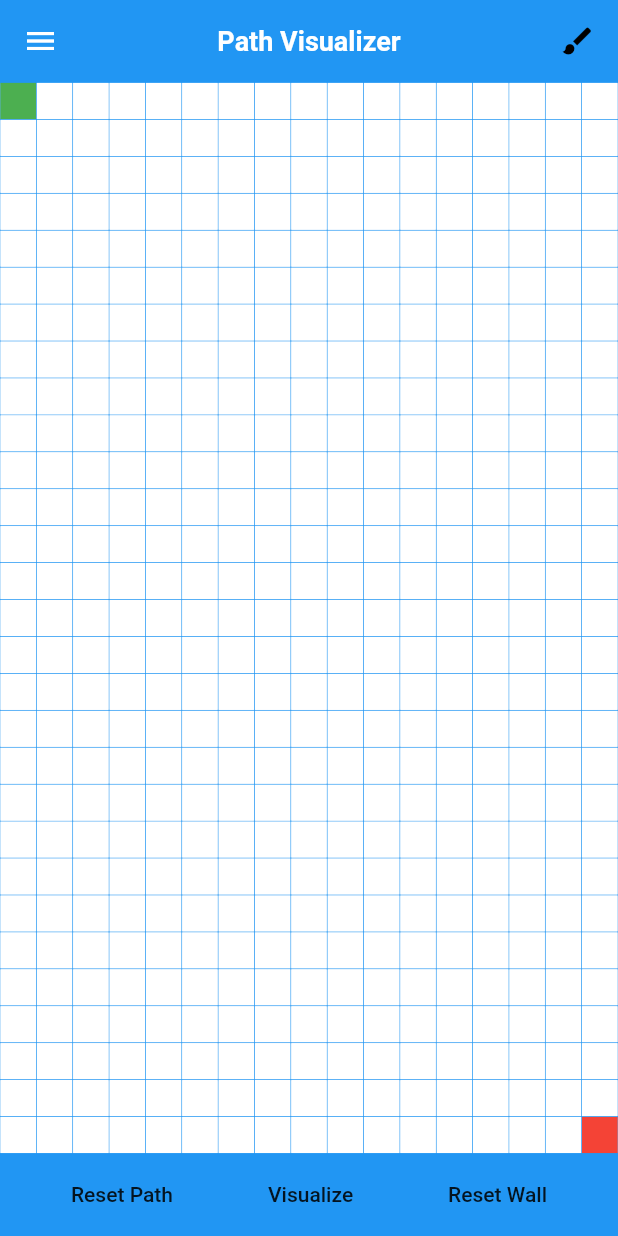
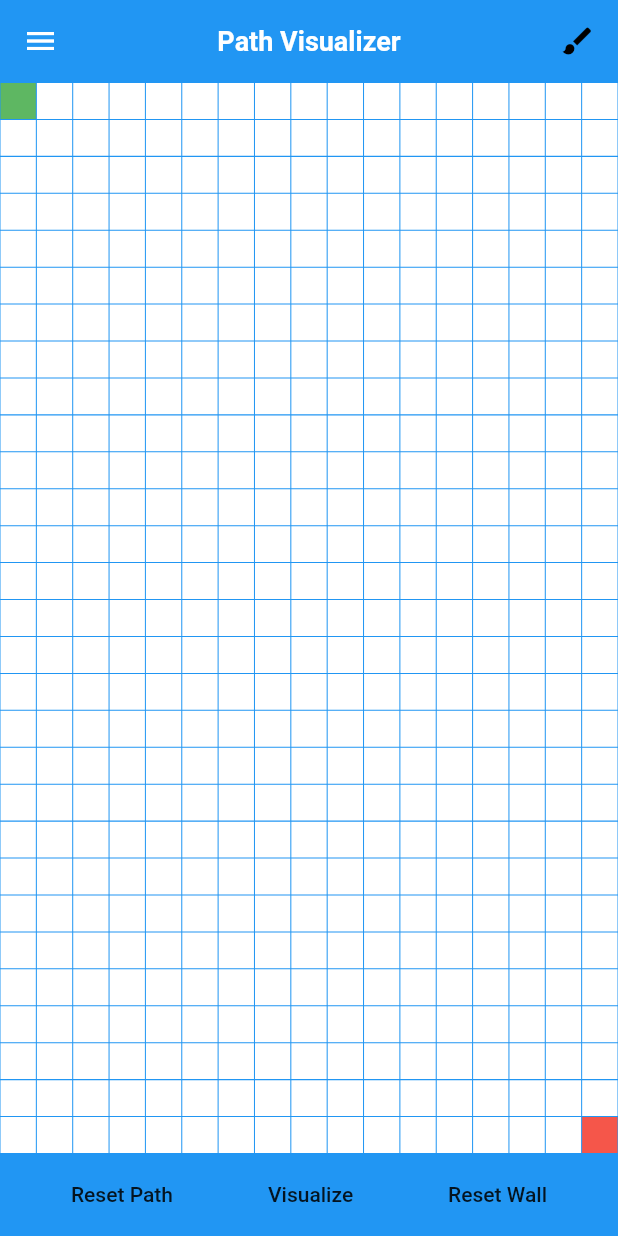
Before and after one commit to gangzhaorige/flutter-algo-visual, a Flutter app: the screen it shows after launch, after a tap on the "menu" icon, after a tap on the "brush" icon, on a phone screen of 412 x 824 dp. Run offline on Flutter 3.47's test engine with Material 2 defaults, Android fonts, the phone set to English and light mode, and no system bars; our stand-ins replace responsive_builder; missing offline and left inert: statsfl.

Commit message:
Grid Update
Fixed: static grid having no lines at all.

```diff
--- a/lib/grid/grid.dart
+++ b/lib/grid/grid.dart
@@ -41,15 +41,15 @@ class GridWidget extends StatelessWidget {
           },
           child: Stack(
             children: <Widget>[
+              StaticNodeGrid(
+                grid: grid,
+              ),
               StaticGrid(
                 columns: grid.columns,
                 height: grid.height,
                 rows: grid.rows,
                 unitSize: grid.unitSize,
                 width: grid.width,
-              ),
-              StaticNodeGrid(
-                grid: grid,
               ),
               ChangeNotifierProvider<Painter>.value(
                 value: grid.walls,
--- a/lib/grid/grid_painter.dart
+++ b/lib/grid/grid_painter.dart
@@ -17,7 +17,7 @@ class GridPainter extends CustomPainter {
     canvas.drawRect(background, paint);
 
     paint.color = Colors.blue;
-    paint.strokeWidth = 1;
+    paint.strokeWidth = 0.7;
 
     for (int i = 0; i < rows + 1; i++) {
       canvas.drawLine(
--- a/lib/node/node_painter.dart
+++ b/lib/node/node_painter.dart
@@ -125,7 +125,12 @@ class SquareWidget extends StatelessWidget {
   @override
   Widget build(BuildContext context) {
     return CustomPaint(
-      painter: Square(type: type, row: row, col: col, unitSize: unitSize),
+      painter: Square(
+        type: type,
+        row: row,
+        col: col,
+        unitSize: unitSize,
+      ),
     );
   }
 }
@@ -147,8 +152,8 @@ class Square extends CustomPainter {
   void paint(Canvas canvas, Size size) {
     Rect rectl = Rect.fromCenter(
       center: Offset(unitSize / 2, unitSize / 2),
-      width: unitSize * 0.98,
-      height: unitSize * 0.98,
+      width: unitSize,
+      height: unitSize,
     );
     Paint paint = Paint();
     paint.color = nodeColor[type] as Color;
```
